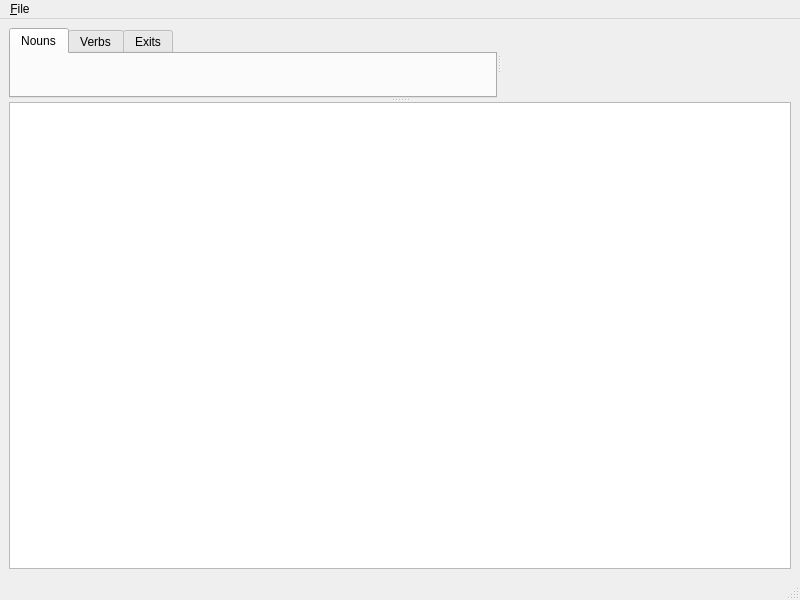
First picture: the form in base/nautilus/view/main-window.ui, repository jason80/dragonfly, before the edit.
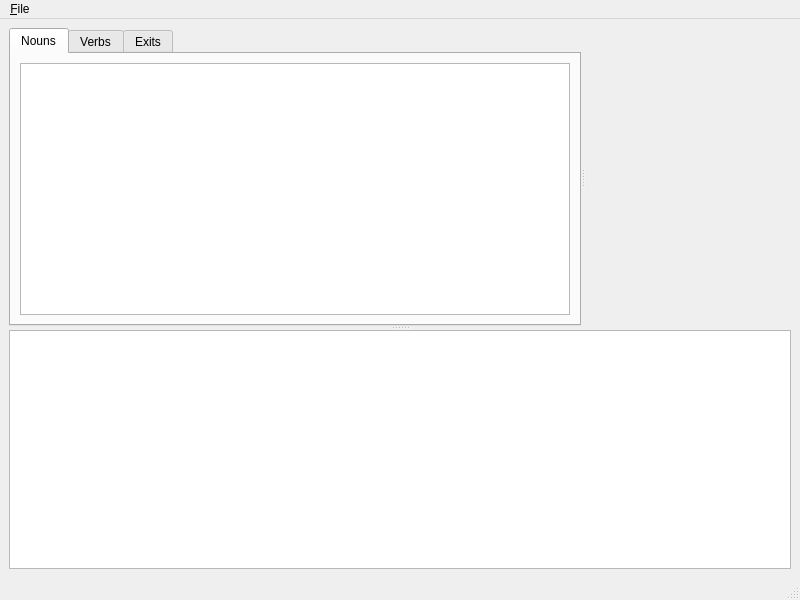
Second picture: the form after the edit.

Commit message: Add QTreeView control to main window

```diff
--- a/base/nautilus/view/main-window.ui
+++ b/base/nautilus/view/main-window.ui
@@ -38,6 +38,11 @@
          <attribute name="title">
           <string>Nouns</string>
          </attribute>
+         <layout class="QVBoxLayout" name="verticalLayout_2">
+          <item>
+           <widget class="QTreeView" name="nounsTree"/>
+          </item>
+         </layout>
         </widget>
         <widget class="QWidget" name="verbsTab">
          <attribute name="title">
```
